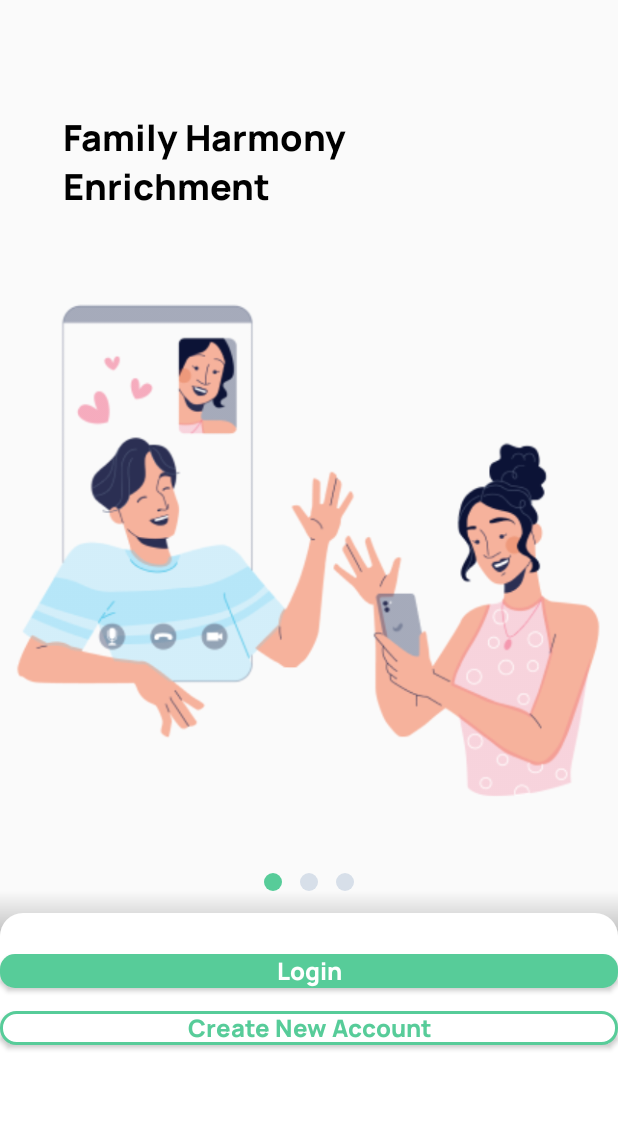
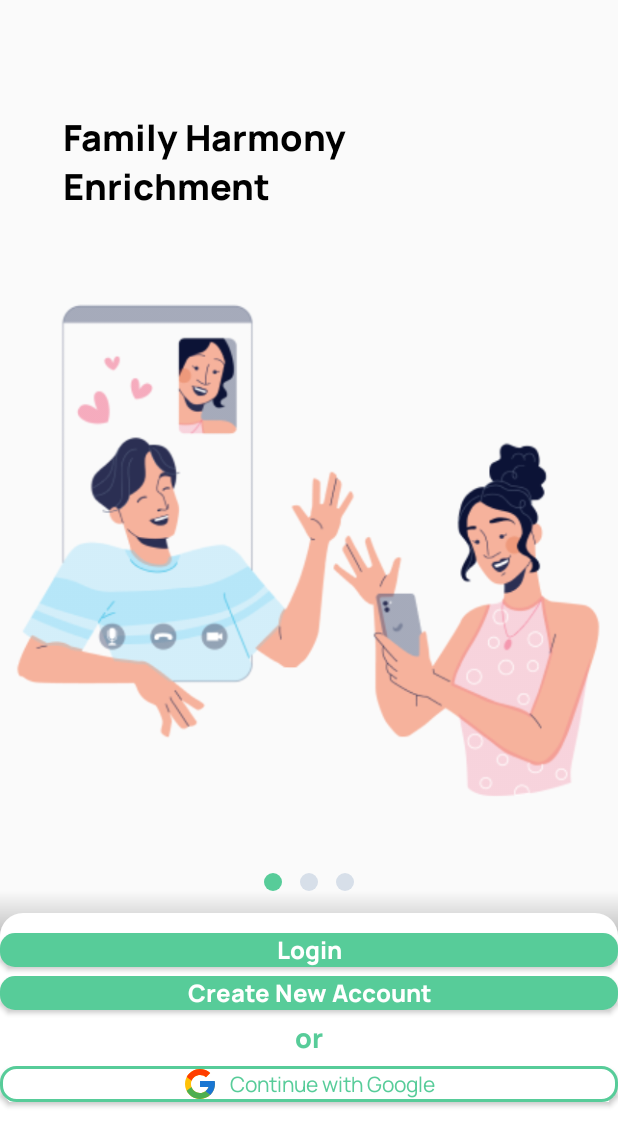
Before and after one commit to dzikryaji/Hearmony, an Android app: the screen it shows after launch (OnBoardingActivity), on a phone screen of 412 x 824 dp. Shown: the top 1146 px of the screen. Run offline under Robolectric (Android 15) with nearby library versions, the phone set to English and light mode, and no system bars.

Commit message:
revisi button on boarding

```diff
--- a/app/src/main/res/layout/activity_on_boarding.xml
+++ b/app/src/main/res/layout/activity_on_boarding.xml
@@ -27,16 +27,47 @@
             android:id="@+id/btn_login"
             android:layout_width="match_parent"
             android:layout_height="wrap_content"
-            android:layout_marginTop="42dp"
+            android:layout_marginTop="28dp"
             android:text="Login" />
 
         <Button
             android:id="@+id/btn_register"
+            android:layout_width="match_parent"
+            android:layout_height="wrap_content"
+            android:layout_marginTop="6dp"
+            android:text="Create New Account" />
+
+        <TextView
+            android:layout_width="match_parent"
+            android:layout_height="wrap_content"
+            android:layout_marginVertical="6dp"
+            android:fontFamily="@font/manrope_extrabold"
+            android:gravity="center"
+            android:text="or"
+            android:textColor="@color/primary_green"
+            android:textSize="18sp"/>
+
+        <LinearLayout
+            android:id="@+id/btn_google"
             style="@style/Widget.Outline.Button"
             android:layout_width="match_parent"
-            android:layout_height="wrap_content"
-            android:layout_marginTop="15dp"
-            android:text="Create New Account" />
+            android:gravity="center"
+            android:layout_height="wrap_content">
+            <ImageView
+                android:layout_width="wrap_content"
+                android:layout_height="wrap_content"
+                android:src="@drawable/ic_google"/>
+
+            <TextView
+                android:layout_width="wrap_content"
+                android:layout_height="wrap_content"
+                android:layout_marginStart="8dp"
+                android:text="Continue with Google"
+                android:textColor="@color/primary_green"
+                android:fontFamily="@font/manrope"/>
+
+        </LinearLayout>
+
 
     </LinearLayout>
 
```
